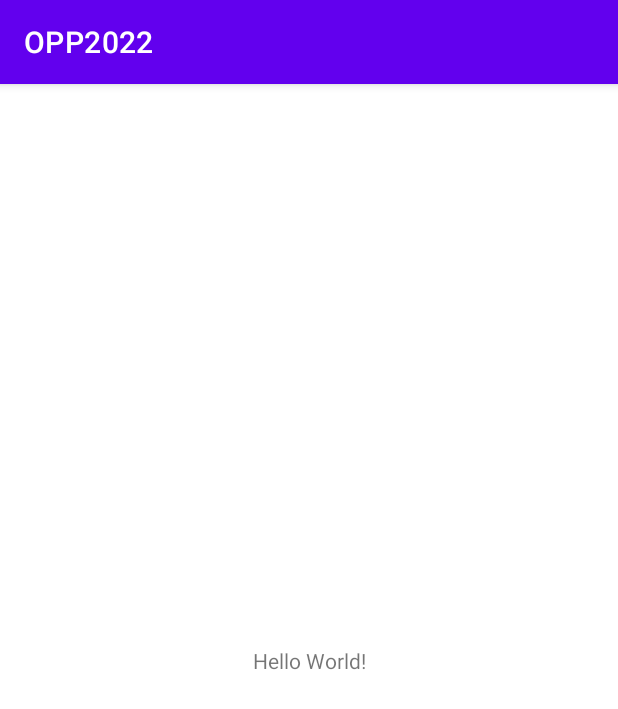
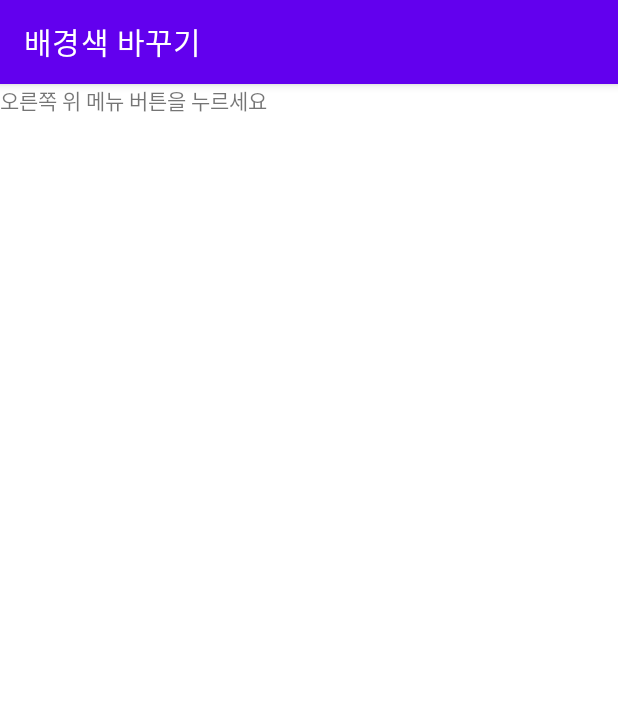
Before and after one commit to yewon0804/OPP2022, an Android app: the screen it shows after launch (MainActivity), on a phone screen of 412 x 824 dp. Shown: the top 709 px of the screen. Run offline under Robolectric (Android 15) with nearby library versions, the phone set to English and light mode, and no system bars.

Commit message:
Week 7 실습.. 7-1 일시중지

```diff
--- a/app/src/main/java/com/example/opp2022/MainActivity.java
+++ b/app/src/main/java/com/example/opp2022/MainActivity.java
@@ -1,14 +1,53 @@
 package com.example.opp2022;
 
+import androidx.annotation.NonNull;
 import androidx.appcompat.app.AppCompatActivity;
 
+import android.graphics.Color;
 import android.os.Bundle;
+import android.view.Menu;
+import android.view.MenuInflater;
+import android.view.MenuItem;
+import android.widget.Button;
+import android.widget.LinearLayout;
 
 public class MainActivity extends AppCompatActivity {
+
+    LinearLayout baseLayout;
+    Button button1;
 
     @Override
     protected void onCreate(Bundle savedInstanceState) {
         super.onCreate(savedInstanceState);
         setContentView(R.layout.activity_main);
+
+        setTitle("배경색 바꾸기");
+
+        baseLayout = (LinearLayout) findViewById(R.id.baseLayout);
+        button1 = (Button) findViewById(R.id.button1);
+    }
+
+    @Override
+    public boolean onCreateOptionsMenu(Menu menu) {
+        return super.onCreateOptionsMenu(menu);
+        MenuInflater mInflater = getMenuInflater();
+        mInflater.inflate(R.menu.menu1, menu);
+        return true;
+    }
+
+    @Override
+    public boolean onOptionsItemSelected(@NonNull MenuItem item) {
+        return super.onOptionsItemSelected(item);
+        switch (item.getItemId()) {
+            case R.id.itemRed:
+                baseLayout.setBackgroundColor(Color.RED);
+                return true;
+            case R.id.itemGreen:
+                baseLayout.setBackgroundColor(Color.GREEN);
+                return true;
+            case R.id.itemBlue:
+                baseLayout.setBackgroundColor(Color.BLUE);
+                return true;
+        }
     }
 }
--- a/app/src/main/res/layout/activity_main.xml
+++ b/app/src/main/res/layout/activity_main.xml
@@ -6,13 +6,20 @@
     android:layout_height="match_parent"
     tools:context=".MainActivity">
 
-    <TextView
-        android:layout_width="wrap_content"
-        android:layout_height="wrap_content"
-        android:text="Hello World!"
-        app:layout_constraintBottom_toBottomOf="parent"
-        app:layout_constraintLeft_toLeftOf="parent"
-        app:layout_constraintRight_toRightOf="parent"
-        app:layout_constraintTop_toTopOf="parent" />
+    <LinearLayout
+        android:layout_width="match_parent"
+        android:layout_height="match_parent"
+        android:orientation="vertical"
+        android:id="@+id/baseLayout">
+        <TextView
+            android:layout_width="match_parent"
+            android:layout_height="match_parent"
+            android:text="오른쪽 위 메뉴 버튼을 누르세요"/>
+        <Button
+            android:layout_width="match_parent"
+            android:layout_height="match_parent"
+            android:id="@+id/button1"
+            android:text="이건 버튼"/>
+    </LinearLayout>
 
 </androidx.constraintlayout.widget.ConstraintLayout>
--- /dev/null
+++ b/app/src/main/res/menu/menu1.xml
@@ -0,0 +1,26 @@
+<?xml version="1.0" encoding="utf-8"?>
+<menu xmlns:android="http://schemas.android.com/apk/res/android">
+
+    <item
+        android:id="@+id/itemRed"
+        android:title="배경색(빨강)">
+    </item>
+    <item
+        android:id="@+id/itemGreen"
+        android:title="배경색(초록)">
+    </item>
+    <item
+        android:id="@+id/itemBlue"
+        android:title="배경색(파랑)">
+    </item>
+    <item android:title="버튼 변경 >> ">
+        <menu>
+            <item
+                android:id="@+id/subRotate"
+                android:title="버튼 45도 회전"/>
+            <item
+                android:id="@+id/subSize"
+                android:title="버튼 2배 확대"/>
+        </menu>
+    </item>
+</menu>
```
